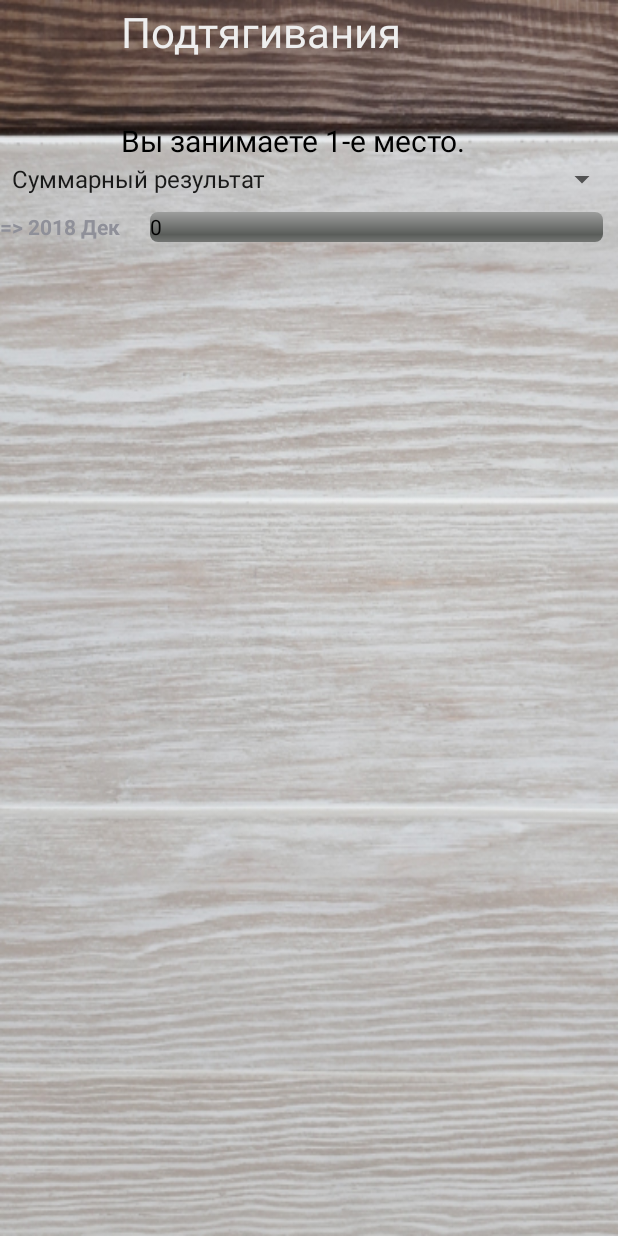
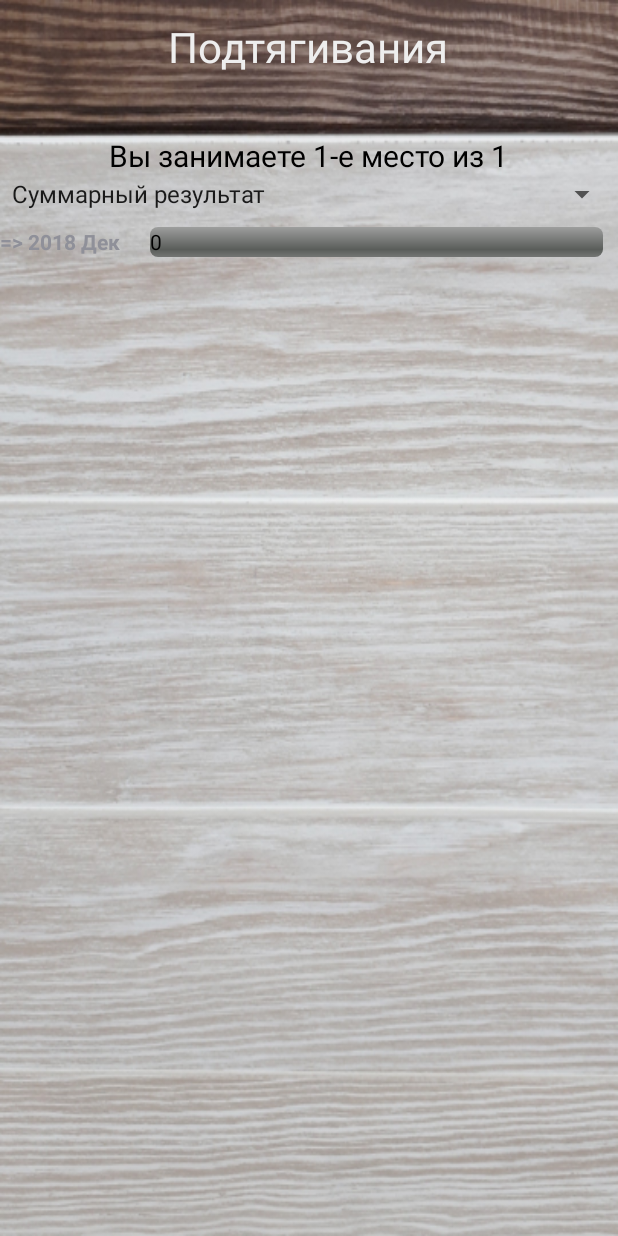
Before and after one commit to BeamOfLight/SportInTheForest, an Android app: the StatMyShadowsActivity screen opened directly, with no data from a screen before it, on a phone screen of 412 x 824 dp. Run offline under Robolectric (Android 15) with nearby library versions, the phone set to English and light mode, and no system bars.

Commit message:
[0.3.5.8a] Refactoring

```diff
--- a/app/src/main/AndroidManifest.xml
+++ b/app/src/main/AndroidManifest.xml
@@ -106,7 +106,7 @@
         </activity>
 
         <activity
-            android:name=".MyStatShadowsActivity"
+            android:name=".StatMyShadowsActivity"
             android:screenOrientation="portrait"
             >
             <intent-filter>
--- a/app/src/main/java/beamoflight/sportintheforest/PageFragmentStat.java
+++ b/app/src/main/java/beamoflight/sportintheforest/PageFragmentStat.java
@@ -65,7 +65,7 @@ public class PageFragmentStat extends Fragment {
         btStatCharts = rootView.findViewById(R.id.btStatCharts);
         btStatCharts.setOnClickListener(new View.OnClickListener() {
             public void onClick(View v) {
-//                Intent intent = new Intent(getActivity(), MyStatShadowsActivity.class);
+//                Intent intent = new Intent(getActivity(), StatMyShadowsActivity.class);
 //                startActivity(intent);
             }
         });
@@ -73,7 +73,7 @@ public class PageFragmentStat extends Fragment {
         btStatMyShadows = rootView.findViewById(R.id.btStatMyShadows);
         btStatMyShadows.setOnClickListener(new View.OnClickListener() {
             public void onClick(View v) {
-                Intent intent = new Intent(getActivity(), MyStatShadowsActivity.class);
+                Intent intent = new Intent(getActivity(), StatMyShadowsActivity.class);
                 startActivity(intent);
             }
         });
--- a/app/src/main/java/beamoflight/sportintheforest/MyStatShadowsActivity.java
+++ b/app/src/main/java/beamoflight/sportintheforest/StatMyShadowsActivity.java
@@ -10,11 +10,10 @@ import android.widget.Spinner;
 import android.widget.TextView;
 
 import java.util.ArrayList;
-import java.util.Calendar;
 import java.util.List;
 import java.util.Locale;
 
-public class MyStatShadowsActivity extends Activity {
+public class StatMyShadowsActivity extends Activity {
     private class MyStatShadowsActivityTypeOption {
         String title;
         int type;
@@ -42,7 +41,7 @@ public class MyStatShadowsActivity extends Activity {
     /** Called when the activity is first created. */
     public void onCreate(Bundle savedInstanceState) {
         super.onCreate(savedInstanceState);
-        setContentView(R.layout.stat);
+        setContentView(R.layout.stat_my_shadows);
 
         dbHelper = new DBHelper( getBaseContext() );
         gameHelper = new GameHelper( getBaseContext() );
@@ -95,7 +94,14 @@ public class MyStatShadowsActivity extends Activity {
                 StatArrayAdapter statAdapter;
                 statAdapter = new StatArrayAdapter(getBaseContext(), values, max_result);
                 lvStat.setAdapter(statAdapter);
-                tvPosition.setText(String.format(Locale.ROOT,"Вы занимаете %d-е место.", currentValuePosition));
+                tvPosition.setText(
+                    String.format(
+                        Locale.ROOT,
+                        "Вы занимаете %d-е место из %d",
+                        currentValuePosition,
+                        values.size()
+                    )
+                );
             }
 
             @Override
--- a/app/src/main/res/layout/stat.xml
+++ b/app/src/main/res/layout/stat_my_shadows.xml
@@ -17,6 +17,7 @@
             android:id="@+id/tvExerciseName"
             android:layout_width="wrap_content"
             android:layout_height="wrap_content"
+            android:layout_marginTop="10dp"
             android:layout_marginLeft="5dp"
             android:layout_marginRight="5dp"
             android:minWidth="250sp"
@@ -25,6 +26,7 @@
             android:scrollbarAlwaysDrawHorizontalTrack="true"
             android:singleLine="true"
             android:text="@string/myStatShadowActivityExerciseName"
+            android:textAlignment="center"
             android:textColor="@color/titleColor"
             android:textSize="28sp">
         </TextView>
--- a/app/src/main/res/values/strings.xml
+++ b/app/src/main/res/values/strings.xml
@@ -2,7 +2,7 @@
     <string name="app_name">SportInTheForest</string>
     <string name="app_name_title">Спортивный лес</string>
     <string name="app_version">0.3.5</string>
-    <string name="app_version_revision">8</string>
+    <string name="app_version_revision">8a</string>
     <string name="app_internet_api_url">http://sportintheforest.siteme.org/api.php</string>
     <string name="app_internet_api_url_test">http://192.168.1.5/api.php</string>
     <string name="main_level_str">11 ур</string>
@@ -144,5 +144,5 @@
     <string name="are_you_sure">Вы уверены?</string>
     <string name="are_you_sure_learn_skill">Изучить навык %s уровня %s?</string>
     <string name="myStatShadowActivityExerciseName">Упражнение</string>
-    <string name="myStatShadowActivityPosition">Вы занимаете 1-е место</string>
+    <string name="myStatShadowActivityPosition">Вы занимаете 1-е место из 3</string>
 </resources>
```
Also changed, not shown: app/src/main/res/layout/stat_years.xml (added, +63 -0 lines).
